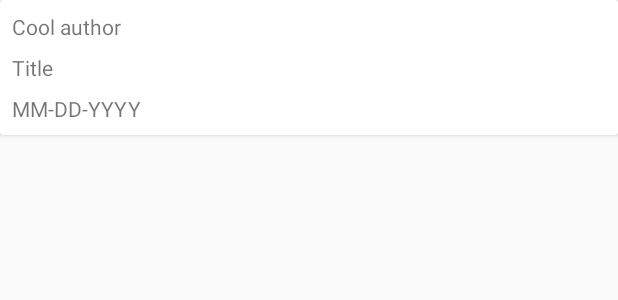
After one commit to Legion1900/Moxy-Simple-News, an Android app: the layout item_rv.xml on its own in the app's theme, with its tools: preview values and no code run, on a phone screen of 412 x 824 dp. The commit adds this screen. Shown: the top 300 px of the screen. Run offline under Robolectric (Android 15) with nearby library versions, the phone set to English and light mode, and no system bars.

Commit message:
RecyclerView item layout added.

```diff
--- /dev/null
+++ b/app/src/main/res/layout/item_rv.xml
@@ -0,0 +1,36 @@
+<?xml version="1.0" encoding="utf-8"?>
+<androidx.cardview.widget.CardView xmlns:android="http://schemas.android.com/apk/res/android"
+    xmlns:tools="http://schemas.android.com/tools"
+    android:layout_width="match_parent"
+    android:layout_height="wrap_content">
+
+    <LinearLayout
+        style="@style/RvItem"
+        android:layout_width="match_parent"
+        android:layout_height="match_parent"
+        android:orientation="vertical">
+
+        <TextView
+            android:id="@+id/tv_author"
+            style="@style/RvItemText"
+            android:layout_width="match_parent"
+            android:layout_height="wrap_content"
+            tools:text="Cool author" />
+
+        <TextView
+            android:id="@+id/tv_title"
+            style="@style/RvItemText"
+            android:layout_width="match_parent"
+            android:layout_height="wrap_content"
+            tools:text="Title" />
+
+        <TextView
+            android:id="@+id/tv_publishedAt"
+            style="@style/RvItemText"
+            android:layout_width="match_parent"
+            android:layout_height="wrap_content"
+            tools:text="MM-DD-YYYY" />
+
+    </LinearLayout>
+
+</androidx.cardview.widget.CardView>
--- a/app/src/main/res/values/dimens.xml
+++ b/app/src/main/res/values/dimens.xml
@@ -1,4 +1,5 @@
 <?xml version="1.0" encoding="utf-8"?>
 <resources>
     <dimen name="middle">16dp</dimen>
+    <dimen name="small">8dp</dimen>
 </resources>
--- a/app/src/main/res/values/styles.xml
+++ b/app/src/main/res/values/styles.xml
@@ -8,4 +8,14 @@
         <item name="colorAccent">@color/colorAccent</item>
     </style>
 
+    <style name="RvItemText">
+        <item name="android:layout_marginBottom">@dimen/small</item>
+    </style>
+
+    <style name="RvItem">
+        <item name="android:paddingStart">@dimen/small</item>
+        <item name="android:paddingEnd">@dimen/small</item>
+        <item name="android:paddingTop">@dimen/small</item>
+    </style>
+
 </resources>
```
